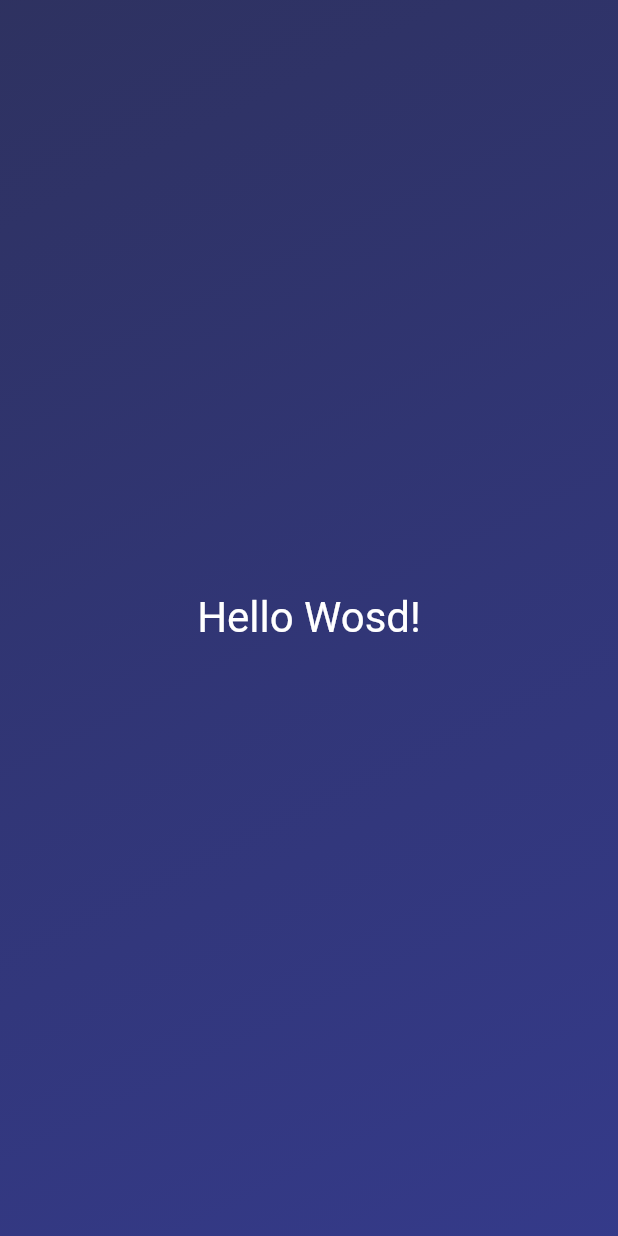
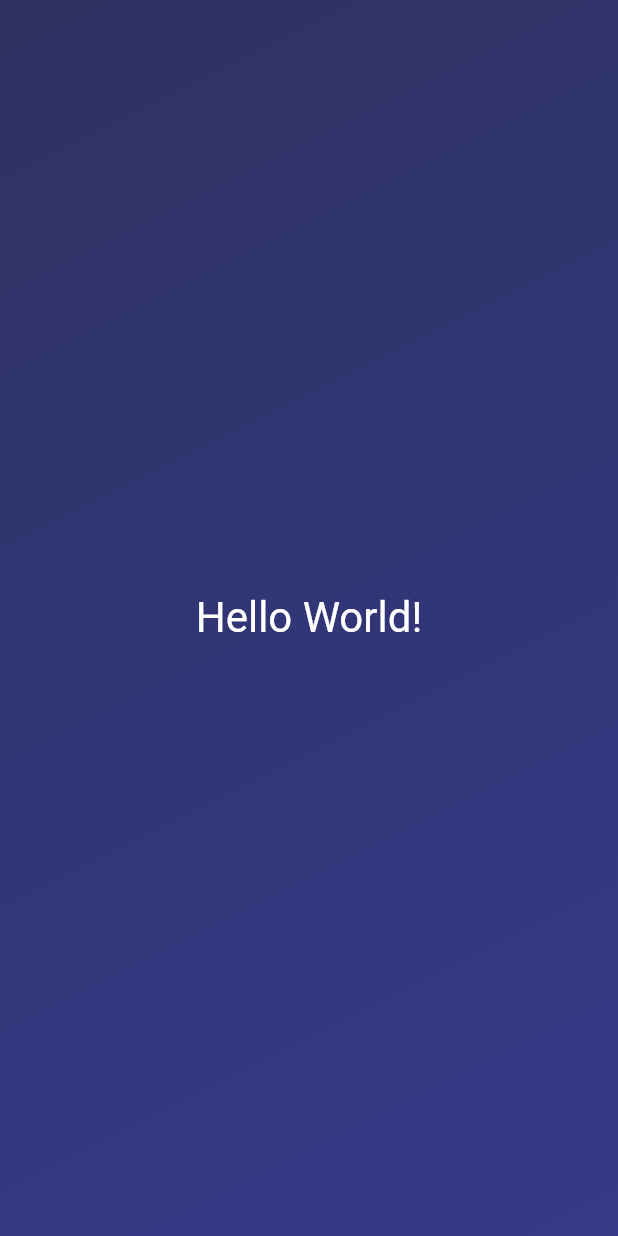
Before and after one commit to kartpop/roll_dice_app, a Flutter app: the screen it shows after launch, on a phone screen of 412 x 824 dp. Run offline on Flutter 3.47's test engine with Material 2 defaults, Android fonts, the phone set to English and light mode, and no system bars.

Commit message:
chore: pass arguments to constructors to make widgets reusable

```diff
--- a/lib/gradient_container.dart
+++ b/lib/gradient_container.dart
@@ -1,24 +1,27 @@
 import 'package:flutter/material.dart';
 import 'package:roll_dice_app/styled_text.dart';
 
+const startAlignment = Alignment.topLeft;
+const endAlignment = Alignment.bottomRight;
+
 class GradientContainer extends StatelessWidget {
-  const GradientContainer({super.key});
+  const GradientContainer(this.colors,
+      {super.key});
+
+  final List<Color> colors;
 
   @override
   Widget build(context) {
     return Container(
-      decoration: const BoxDecoration(
+      decoration: BoxDecoration(
         gradient: LinearGradient(
-          colors: [
-            Color.fromARGB(233, 27, 31, 82),
-            Color.fromARGB(208, 8, 15, 112)
-          ],
-          begin: Alignment.topLeft,
-          end: Alignment.bottomRight,
+          colors: colors,
+          begin: startAlignment,
+          end: endAlignment,
         ),
       ),
       child: const Center(
-        child: StyledText(),
+        child: StyledText('Hello World!'),
       ),
     );
   }
--- a/lib/main.dart
+++ b/lib/main.dart
@@ -5,7 +5,8 @@ void main() {
   runApp(
     const MaterialApp(
       home: Scaffold(
-        body: GradientContainer(),
+        body: GradientContainer(
+            [Color.fromARGB(233, 27, 31, 82), Color.fromARGB(208, 8, 15, 112)]),
       ),
     ),
   );
--- a/lib/styled_text.dart
+++ b/lib/styled_text.dart
@@ -1,12 +1,14 @@
 import 'package:flutter/material.dart';
 
 class StyledText extends StatelessWidget {
-  const StyledText({super.key});
+  const StyledText(this.text, {super.key});
+
+  final String text;
 
   @override
   Widget build(BuildContext context) {
-    return const Text('Hello Wosd!',
-        style: TextStyle(
+    return Text(text,
+        style: const TextStyle(
           color: Colors.white,
           fontSize: 28,
         ));
```
